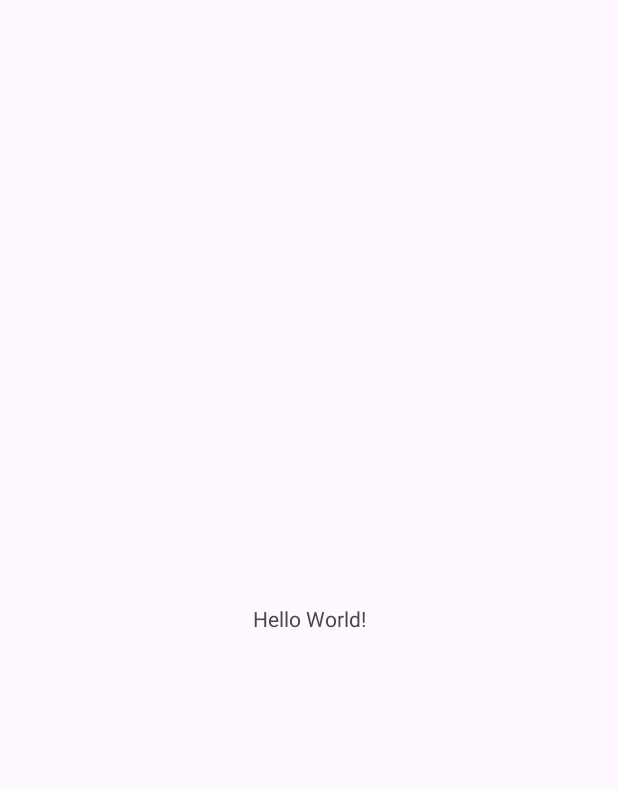
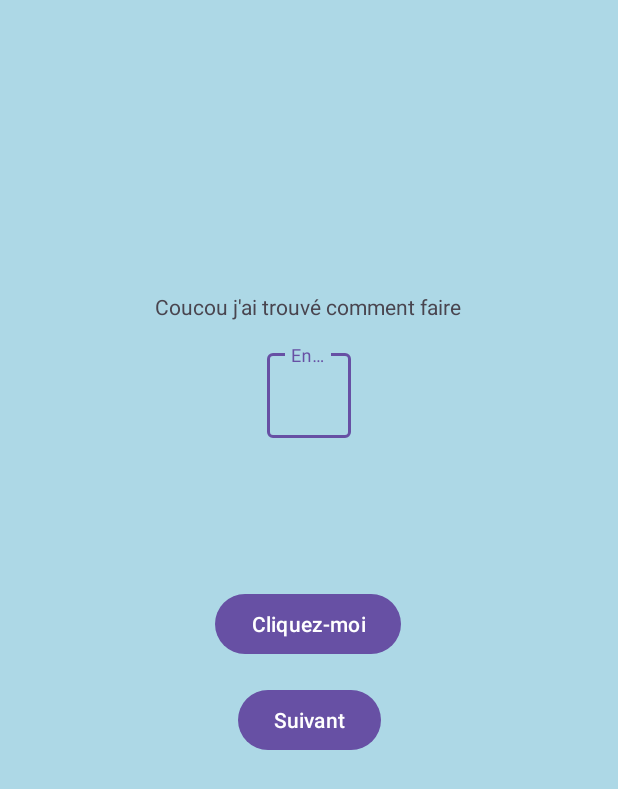
Before and after one commit to ksip1/R4A11_TP1, an Android app: the screen it shows after launch (MainActivity), on a phone screen of 412 x 824 dp. Before the commit the part shown is almost empty. Shown: the top 789 px of the screen. Run offline under Robolectric (Android 15) with nearby library versions, the phone set to English and light mode, and no system bars.

Commit message:
fin du td

```diff
--- a/app/src/main/java/com/example/tp1/MainActivity.kt
+++ b/app/src/main/java/com/example/tp1/MainActivity.kt
@@ -1,12 +1,20 @@
 package com.example.tp1
 
+import android.content.Intent
 import android.os.Bundle
+import android.widget.Button
+import android.widget.TextView
+import com.google.android.material.textfield.TextInputEditText
 import androidx.activity.enableEdgeToEdge
 import androidx.appcompat.app.AppCompatActivity
 import androidx.core.view.ViewCompat
 import androidx.core.view.WindowInsetsCompat
 
 class MainActivity : AppCompatActivity() {
+    companion object {
+        const val EXTRA_TEXT = "text_to_display"
+    }
+
     override fun onCreate(savedInstanceState: Bundle?) {
         super.onCreate(savedInstanceState)
         enableEdgeToEdge()
@@ -16,5 +24,20 @@ class MainActivity : AppCompatActivity() {
             v.setPadding(systemBars.left, systemBars.top, systemBars.right, systemBars.bottom)
             insets
         }
+
+        val firstButton: Button = findViewById(R.id.firstButton)
+        val textView: TextView = findViewById(R.id.textView)
+        val editText: TextInputEditText = findViewById(R.id.editText)
+        val nextButton: Button = findViewById(R.id.next)
+
+        firstButton.setOnClickListener {
+            textView.text = editText.text.toString()
+        }
+
+        nextButton.setOnClickListener {
+            val intent = Intent(this@MainActivity, MainActivity2::class.java)
+            intent.putExtra(EXTRA_TEXT, editText.text.toString())
+            startActivity(intent)
+        }
     }
 }
--- a/app/src/main/res/layout/activity_main.xml
+++ b/app/src/main/res/layout/activity_main.xml
@@ -5,15 +5,56 @@
     android:id="@+id/main"
     android:layout_width="match_parent"
     android:layout_height="match_parent"
+    android:background="@color/light_blue"
     tools:context=".MainActivity">
 
     <TextView
+        android:id="@+id/textView"
         android:layout_width="wrap_content"
         android:layout_height="wrap_content"
-        android:text="Hello World!"
+        android:text="Coucou j'ai trouvé comment faire"
         app:layout_constraintBottom_toBottomOf="parent"
         app:layout_constraintEnd_toEndOf="parent"
+        app:layout_constraintHorizontal_bias="0.497"
         app:layout_constraintStart_toStartOf="parent"
-        app:layout_constraintTop_toTopOf="parent" />
+        app:layout_constraintTop_toTopOf="parent"
+        app:layout_constraintVertical_bias="0.242" />
+
+    <com.google.android.material.textfield.TextInputLayout
+        android:id="@+id/textInputLayout"
+        android:layout_width="wrap_content"
+        android:layout_height="wrap_content"
+        app:layout_constraintTop_toBottomOf="@id/textView"
+        app:layout_constraintStart_toStartOf="parent"
+        app:layout_constraintEnd_toEndOf="parent"
+        android:layout_marginTop="16dp">
+
+        <com.google.android.material.textfield.TextInputEditText
+            android:id="@+id/editText"
+            android:layout_width="match_parent"
+            android:layout_height="wrap_content"
+            android:hint="Entrez du texte" />
+    </com.google.android.material.textfield.TextInputLayout>
+
+    <Button
+        android:id="@+id/firstButton"
+        android:layout_width="wrap_content"
+        android:layout_height="wrap_content"
+        android:layout_marginTop="100dp"
+        android:text="@string/button_text"
+        app:layout_constraintEnd_toEndOf="parent"
+        app:layout_constraintHorizontal_bias="0.498"
+        app:layout_constraintStart_toStartOf="parent"
+        app:layout_constraintTop_toBottomOf="@id/textInputLayout" />
+
+    <Button
+        android:id="@+id/next"
+        android:layout_width="wrap_content"
+        android:layout_height="wrap_content"
+        android:layout_marginTop="16dp"
+        android:text="Suivant"
+        app:layout_constraintTop_toBottomOf="@id/firstButton"
+        app:layout_constraintStart_toStartOf="parent"
+        app:layout_constraintEnd_toEndOf="parent" />
 
 </androidx.constraintlayout.widget.ConstraintLayout>
--- /dev/null
+++ b/app/src/main/res/values/boutons.xml
@@ -0,0 +1,4 @@
+<?xml version="1.0" encoding="utf-8"?>
+<resources>
+    <string name="button_text">Cliquez-moi</string>
+</resources>
--- a/app/src/main/res/values/colors.xml
+++ b/app/src/main/res/values/colors.xml
@@ -2,4 +2,5 @@
 <resources>
     <color name="black">#FF000000</color>
     <color name="white">#FFFFFFFF</color>
+    <color name="light_blue">#ADD8E6</color>
 </resources>
--- a/app/src/main/res/values/strings.xml
+++ b/app/src/main/res/values/strings.xml
@@ -1,3 +1,4 @@
 <resources>
     <string name="app_name">TP1</string>
+    <string name="display_label">Titre de la nouvelle vue</string>
 </resources>
```
Also changed, not shown: app/src/main/AndroidManifest.xml (+5 -2 lines), app/src/main/java/com/example/tp1/MainActivity2.kt (added, +31 -0 lines), app/src/main/res/layout/activity_main2.xml (added, +30 -0 lines), app/src/main/res/mipmap-hdpi/imgpose.png (added), 1 other file.
